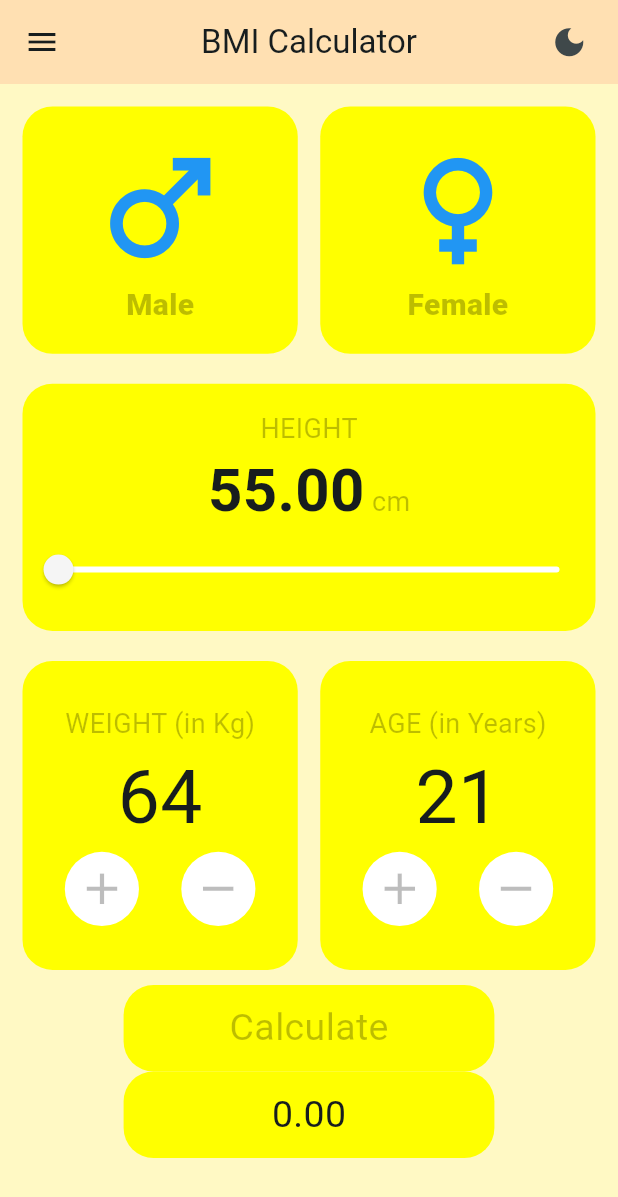
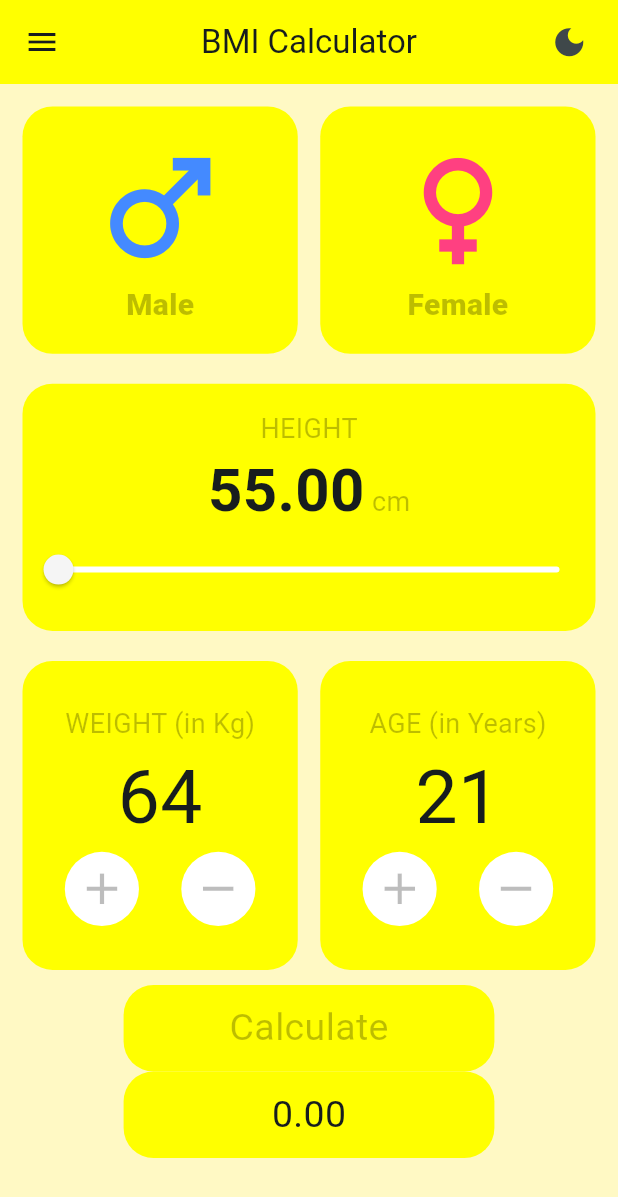
Before and after one commit to Ratndeep1999/bmi_calculator, a Flutter app: the screen it shows after launch, on a phone screen of 412 x 824 dp. Shown: the top 1197 px of the screen. Run offline on Flutter 3.47's test engine with Material 3 defaults, Android fonts, the phone set to English and light mode, and no system bars.

Commit message:
colour update

```diff
--- a/lib/bmi_calculator_page.dart
+++ b/lib/bmi_calculator_page.dart
@@ -34,7 +34,7 @@ class _BmiCalculatorPageState extends State<BmiCalculatorPage> {
         leading: Icon(Icons.menu),
         centerTitle: true,
         title: Text("BMI Calculator", style: TextStyle()),
-        backgroundColor: Colors.orange.shade100,
+        backgroundColor: Colors.yellowAccent,
       ),
       body: SafeArea(
         child: Padding(
@@ -69,7 +69,7 @@ class _BmiCalculatorPageState extends State<BmiCalculatorPage> {
                             Icon(
                               Icons.male,
                               size: 100,
-                              color: Colors.blue.shade500,
+                              color: Colors.blueAccent,
                             ),
                             Text(
                               "Male",
@@ -110,7 +110,7 @@ class _BmiCalculatorPageState extends State<BmiCalculatorPage> {
                             Icon(
                               Icons.female,
                               size: 100,
-                              color: Colors.blue.shade500,
+                              color: Colors.pinkAccent,
                             ),
                             Text(
                               "Female",
```
